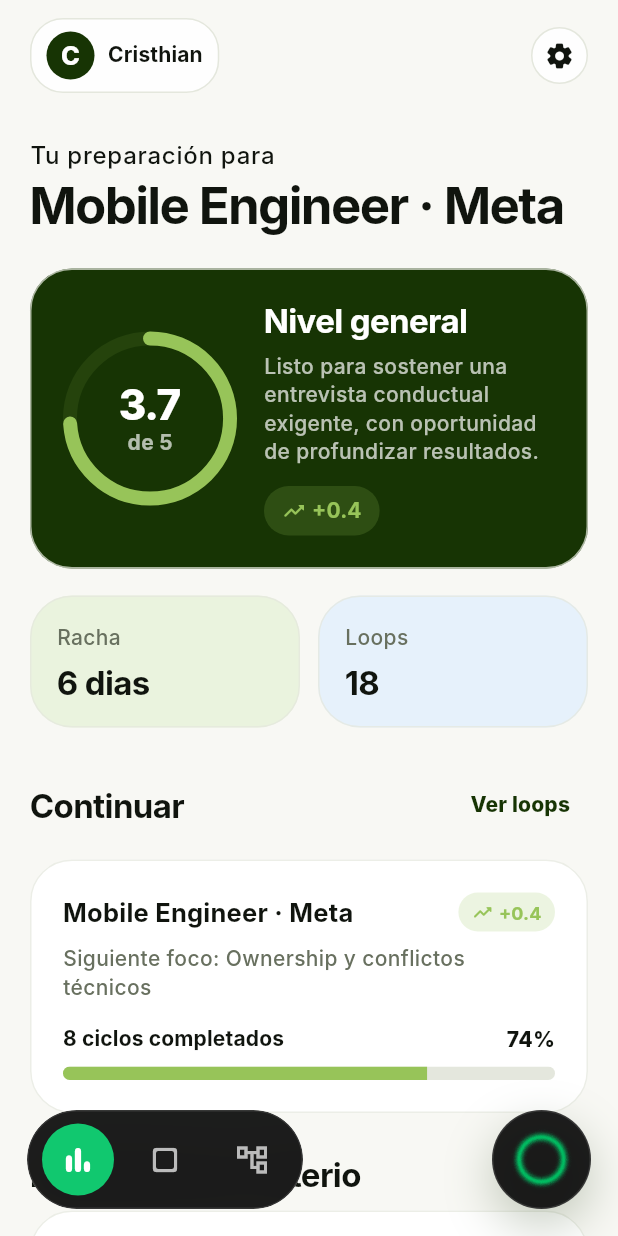
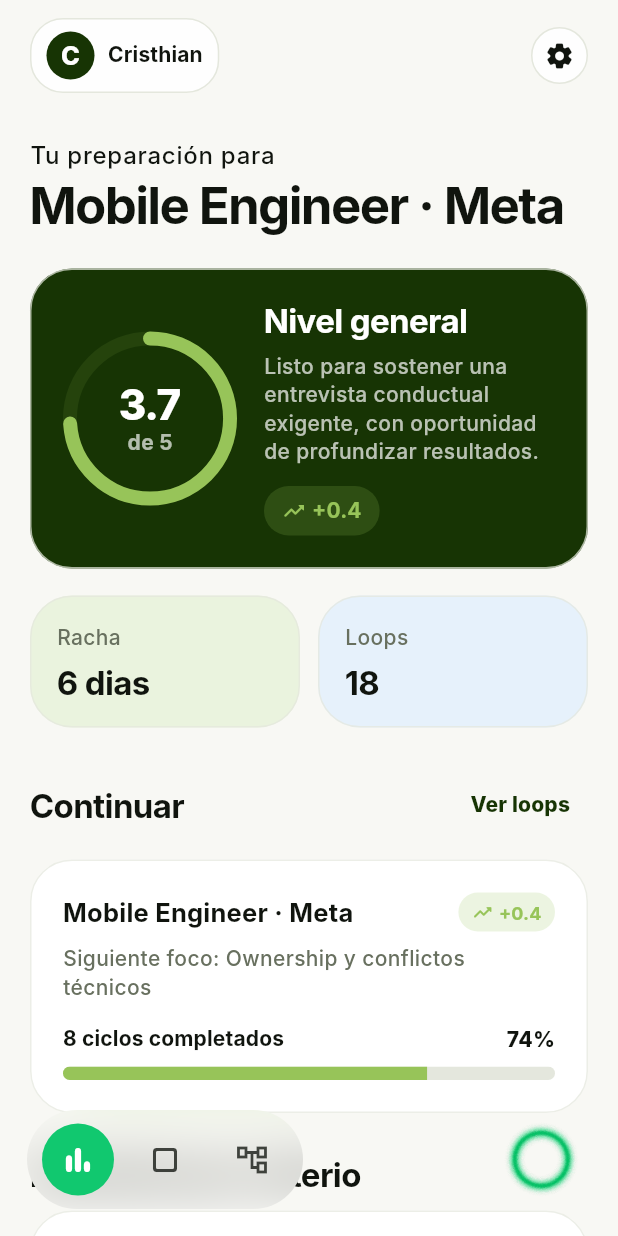
Before and after one commit to crycodex/theloop, a Flutter app: the screen it shows after launch, on a phone screen of 412 x 824 dp. Run offline on Flutter 3.47's test engine with Material 3 defaults, Android fonts, the phone set to English and light mode, and no system bars; our stand-ins replace flutter_bloc, go_router; Roboto replaces fonts that are missing (Inter).

Commit message:
Remove cupertino_native dependency and refactor navigation components. Simplified the navigation bar structure, replacing adaptive behavior with a unified floating navigation bar. Updated iOS project files to include new Pods configuration.

```diff
--- a/lib/core/navigation/app_shell.dart
+++ b/lib/core/navigation/app_shell.dart
@@ -1,7 +1,5 @@
 import 'dart:ui';
 
-import 'package:cupertino_native/cupertino_native.dart';
-import 'package:flutter/foundation.dart';
 import 'package:flutter/material.dart';
 import 'package:flutter_bloc/flutter_bloc.dart';
 import 'package:go_router/go_router.dart';
@@ -34,7 +32,7 @@
               left: 18,
               right: 18,
               bottom: 18,
-              child: _AdaptiveFloatingNavBar(location: location),
+              child: _FloatingNavBar(location: location),
             ),
           ],
         ),
@@ -143,23 +141,8 @@
   }
 }
 
-class _AdaptiveFloatingNavBar extends StatelessWidget {
-  const _AdaptiveFloatingNavBar({required this.location});
-
-  final String location;
-
-  @override
-  Widget build(BuildContext context) {
-    if (defaultTargetPlatform == TargetPlatform.iOS) {
-      return _IosLiquidTabBar(location: location);
-    }
-
-    return _AndroidFloatingNavBar(location: location);
-  }
-}
-
-class _AndroidFloatingNavBar extends StatelessWidget {
-  const _AndroidFloatingNavBar({required this.location});
+class _FloatingNavBar extends StatelessWidget {
+  const _FloatingNavBar({required this.location});
 
   final String location;
 
@@ -198,60 +181,6 @@
   }
 }
 
-class _IosLiquidTabBar extends StatelessWidget {
-  const _IosLiquidTabBar({required this.location});
-
-  final String location;
-
-  int get _currentIndex {
-    return switch (location) {
-      '/cv' => 1,
-      '/roadmap' => 2,
-      _ => 0,
-    };
-  }
-
-  @override
-  Widget build(BuildContext context) {
-    return Row(
-      mainAxisAlignment: MainAxisAlignment.spaceBetween,
-      children: [
-        CNTabBar(
-          height: 66,
-          tint: const Color(0xFF11C86F),
-          backgroundColor: LoopColors.surfaceBlack.withValues(alpha: 0.72),
-          currentIndex: _currentIndex,
-          iconSize: 23,
-          items: const [
-            CNTabBarItem(label: 'Home', icon: CNSymbol('chart.bar.fill')),
-            CNTabBarItem(
-              label: 'CV',
-              icon: CNSymbol('rectangle.portrait.fill'),
-            ),
-            CNTabBarItem(
-              label: 'Ruta',
-              icon: CNSymbol(
-                'point.topleft.down.curvedto.point.bottomright.up',
-              ),
-            ),
-          ],
-          onTap: (index) {
-            switch (index) {
-              case 0:
-                context.go('/');
-              case 1:
-                context.go('/cv');
-              case 2:
-                context.go('/roadmap');
-            }
-          },
-        ),
-        _CallButton(onTap: () => context.go('/interview')),
-      ],
-    );
-  }
-}
-
 class _BlurPill extends StatelessWidget {
   const _BlurPill({required this.child});
 
@@ -267,9 +196,9 @@
           height: 66,
           padding: const EdgeInsets.symmetric(horizontal: 9),
           decoration: BoxDecoration(
-            color: LoopColors.surfaceBlack.withValues(alpha: 0.92),
+            color: Colors.transparent,
             borderRadius: BorderRadius.circular(999),
-            border: Border.all(color: Colors.white.withValues(alpha: 0.12)),
+            border: Border.all(color: Colors.transparent),
           ),
           child: child,
         ),
@@ -288,26 +217,14 @@
     return InkWell(
       onTap: onTap,
       customBorder: const CircleBorder(),
-      child: Container(
+      child: SizedBox(
         width: 66,
         height: 66,
-        decoration: BoxDecoration(
-          color: LoopColors.surfaceBlack.withValues(alpha: 0.92),
-          shape: BoxShape.circle,
-          border: Border.all(color: Colors.white.withValues(alpha: 0.12)),
-          boxShadow: [
-            BoxShadow(
-              blurRadius: 28,
-              offset: const Offset(0, 12),
-              color: LoopColors.brandGreen.withValues(alpha: 0.24),
-            ),
-          ],
-        ),
         child: Center(
           child: Image.asset(
             'assets/icon/icon.png',
-            width: 42,
-            height: 42,
+            width: 50,
+            height: 50,
             fit: BoxFit.contain,
           ),
         ),
@@ -329,7 +246,9 @@
 
   @override
   Widget build(BuildContext context) {
-    final iconColor = active ? Colors.white : Colors.white70;
+    final iconColor = active
+        ? Colors.white
+        : LoopColors.textPrimary.withValues(alpha: 0.78);
 
     return InkWell(
       onTap: onTap,
--- a/pubspec.yaml
+++ b/pubspec.yaml
@@ -19,7 +19,6 @@
   cupertino_icons: ^1.0.8
   go_router: ^17.3.0
   flutter_bloc: ^9.1.1
-  cupertino_native: ^0.1.1
 
 
 dev_dependencies:
```
Also changed, not shown: pubspec.lock, 3 other files.
